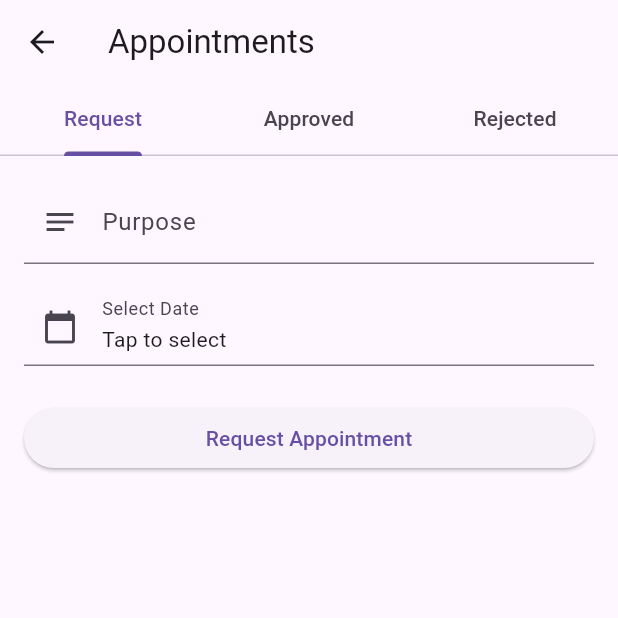
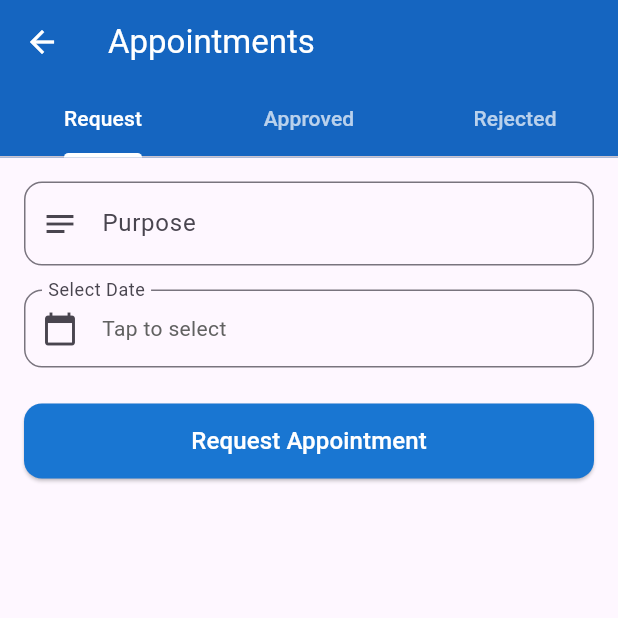
Before and after one commit to CareLink-Team/CareLink, a Flutter app: the CaretakerHome screen opened directly with empty values, after a tap on "Appointments", on a phone screen of 412 x 824 dp, the top half of it. Run offline on Flutter 3.47's test engine with Material 3 defaults, Android fonts, the light colour scheme and no system bars; our stand-ins replace supabase_flutter; accounts and stored records are empty.

Commit message:
now caretaker will see patient health_data and also precriptions

```diff
--- a/lib/Patient_Caretaker_App/views/caretaker/caretaker_appointments.dart
+++ b/lib/Patient_Caretaker_App/views/caretaker/caretaker_appointments.dart
@@ -4,16 +4,14 @@ import 'package:supabase_flutter/supabase_flutter.dart';
 class CaretakerAppointments extends StatefulWidget {
   final String caretakerId;
 
-  const CaretakerAppointments({
-    super.key,
-    required this.caretakerId,
-  });
+  const CaretakerAppointments({super.key, required this.caretakerId});
 
   @override
   State<CaretakerAppointments> createState() => _CaretakerAppointmentsState();
 }
 
-class _CaretakerAppointmentsState extends State<CaretakerAppointments> {
+class _CaretakerAppointmentsState extends State<CaretakerAppointments>
+    with SingleTickerProviderStateMixin {
   final supabase = Supabase.instance.client;
 
   bool _loading = false;
@@ -30,11 +28,20 @@ class _CaretakerAppointmentsState extends State<CaretakerAppointments> {
   List<Map<String, dynamic>> _approved = [];
   List<Map<String, dynamic>> _rejected = [];
 
+  late TabController _tabController;
+
   @override
   void initState() {
     super.initState();
     _fetchAssignment();
     _fetchAppointments();
+    _tabController = TabController(length: 3, vsync: this);
+  }
+
+  @override
+  void dispose() {
+    _tabController.dispose();
+    super.dispose();
   }
 
   // Fetch doctor_id and patient_id assigned to caretaker
@@ -51,9 +58,9 @@ class _CaretakerAppointmentsState extends State<CaretakerAppointments> {
         _patientId = res['patient_id'];
       });
     } catch (e) {
-      ScaffoldMessenger.of(context).showSnackBar(
-        SnackBar(content: Text('Assignment error: $e')),
-      );
+      ScaffoldMessenger.of(
+        context,
+      ).showSnackBar(SnackBar(content: Text('Assignment error: $e')));
     }
   }
 
@@ -75,9 +82,9 @@ class _CaretakerAppointmentsState extends State<CaretakerAppointments> {
         _rejected = list.where((a) => a['status'] == 'cancelled').toList();
       });
     } catch (e) {
-      ScaffoldMessenger.of(context).showSnackBar(
-        SnackBar(content: Text('Fetch error: $e')),
-      );
+      ScaffoldMessenger.of(
+        context,
+      ).showSnackBar(SnackBar(content: Text('Fetch error: $e')));
     } finally {
       setState(() => _loading = false);
     }
@@ -88,9 +95,9 @@ class _CaretakerAppointmentsState extends State<CaretakerAppointments> {
     if (!_formKey.currentState!.validate()) return;
 
     if (_selectedDate == null) {
-      ScaffoldMessenger.of(context).showSnackBar(
-        const SnackBar(content: Text('Please select a date')),
-      );
+      ScaffoldMessenger.of(
+        context,
+      ).showSnackBar(const SnackBar(content: Text('Please select a date')));
       return;
     }
 
@@ -122,18 +129,35 @@ class _CaretakerAppointmentsState extends State<CaretakerAppointments> {
       _purposeController.clear();
       _selectedDate = null;
 
-      ScaffoldMessenger.of(context).showSnackBar(
-        const SnackBar(content: Text('Appointment requested')),
-      );
+      ScaffoldMessenger.of(
+        context,
+      ).showSnackBar(const SnackBar(content: Text('Appointment requested')));
 
       await _fetchAppointments();
     } catch (e) {
-      ScaffoldMessenger.of(context).showSnackBar(
-        SnackBar(content: Text('Submit error: $e')),
-      );
+      ScaffoldMessenger.of(
+        context,
+      ).showSnackBar(SnackBar(content: Text('Submit error: $e')));
     } finally {
       setState(() => _submitting = false);
     }
+  }
+
+  // Animated wrapper for fade + slide
+  Widget _animatedChild(Widget child, int index) {
+    return TweenAnimationBuilder(
+      tween: Tween<double>(begin: 0, end: 1),
+      duration: Duration(milliseconds: 300 + index * 100),
+      builder: (context, double value, _) {
+        return Opacity(
+          opacity: value,
+          child: Transform.translate(
+            offset: Offset(0, 20 * (1 - value)),
+            child: child,
+          ),
+        );
+      },
+    );
   }
 
   @override
@@ -143,8 +167,15 @@ class _CaretakerAppointmentsState extends State<CaretakerAppointments> {
       child: Scaffold(
         appBar: AppBar(
           title: const Text('Appointments'),
-          bottom: const TabBar(
-            tabs: [
+          backgroundColor: Colors.blue.shade800,
+          foregroundColor: Colors.white,
+          bottom: TabBar(
+            controller: _tabController,
+            indicatorColor: Colors.white,
+            indicatorWeight: 3,
+            labelColor: Colors.white, // Selected tab text color
+            unselectedLabelColor: Colors.white70, // Unselected tab text color
+            tabs: const [
               Tab(text: 'Request'),
               Tab(text: 'Approved'),
               Tab(text: 'Rejected'),
@@ -152,10 +183,11 @@ class _CaretakerAppointmentsState extends State<CaretakerAppointments> {
           ),
         ),
         body: TabBarView(
+          controller: _tabController,
           children: [
-            _buildRequestForm(),
-            _buildList(_approved),
-            _buildList(_rejected),
+            _animatedChild(_buildRequestForm(), 0),
+            _animatedChild(_buildList(_approved), 1),
+            _animatedChild(_buildList(_rejected), 2),
           ],
         ),
       ),
@@ -171,9 +203,16 @@ class _CaretakerAppointmentsState extends State<CaretakerAppointments> {
           children: [
             TextFormField(
               controller: _purposeController,
-              decoration: const InputDecoration(
+              decoration: InputDecoration(
                 labelText: 'Purpose',
-                prefixIcon: Icon(Icons.notes),
+                prefixIcon: const Icon(Icons.notes),
+                border: OutlineInputBorder(
+                  borderRadius: BorderRadius.circular(12),
+                ),
+                focusedBorder: OutlineInputBorder(
+                  borderRadius: BorderRadius.circular(12),
+                  borderSide: BorderSide(color: Colors.blue.shade700),
+                ),
               ),
               validator: (v) =>
                   v == null || v.isEmpty ? 'Purpose required' : null,
@@ -192,25 +231,48 @@ class _CaretakerAppointmentsState extends State<CaretakerAppointments> {
                 }
               },
               child: InputDecorator(
-                decoration: const InputDecoration(
+                decoration: InputDecoration(
                   labelText: 'Select Date',
-                  prefixIcon: Icon(Icons.calendar_today),
+                  prefixIcon: const Icon(Icons.calendar_today),
+                  border: OutlineInputBorder(
+                    borderRadius: BorderRadius.circular(12),
+                  ),
+                  focusedBorder: OutlineInputBorder(
+                    borderRadius: BorderRadius.circular(12),
+                    borderSide: BorderSide(color: Colors.blue.shade700),
+                  ),
                 ),
                 child: Text(
                   _selectedDate == null
                       ? 'Tap to select'
                       : _selectedDate!.toLocal().toString().split(' ')[0],
+                  style: TextStyle(
+                    color: _selectedDate == null
+                        ? Colors.grey.shade700
+                        : Colors.black,
+                  ),
                 ),
               ),
             ),
             const SizedBox(height: 24),
             SizedBox(
               width: double.infinity,
+              height: 50,
               child: ElevatedButton(
+                style: ElevatedButton.styleFrom(
+                  backgroundColor: Colors.blue.shade700,
+                  foregroundColor: Colors.white,
+                  shape: RoundedRectangleBorder(
+                    borderRadius: BorderRadius.circular(12),
+                  ),
+                ),
                 onPressed: _submitting ? null : _submitAppointment,
                 child: _submitting
                     ? const CircularProgressIndicator(color: Colors.white)
-                    : const Text('Request Appointment'),
+                    : const Text(
+                        'Request Appointment',
+                        style: TextStyle(fontSize: 16),
+                      ),
               ),
             ),
           ],
@@ -225,7 +287,19 @@ class _CaretakerAppointmentsState extends State<CaretakerAppointments> {
     }
 
     if (list.isEmpty) {
-      return const Center(child: Text('No appointments'));
+      return Center(
+        child: Column(
+          mainAxisSize: MainAxisSize.min,
+          children: [
+            Icon(Icons.event_busy, size: 50, color: Colors.blue.shade200),
+            const SizedBox(height: 12),
+            Text(
+              'No appointments',
+              style: TextStyle(fontSize: 16, color: Colors.blue.shade300),
+            ),
+          ],
+        ),
+      );
     }
 
     return ListView.builder(
@@ -233,27 +307,54 @@ class _CaretakerAppointmentsState extends State<CaretakerAppointments> {
       itemCount: list.length,
       itemBuilder: (context, index) {
         final appt = list[index];
-        final date = DateTime.parse(appt['date_time'])
-            .toLocal()
-            .toString()
-            .split(' ')[0];
+        final date = DateTime.parse(
+          appt['date_time'],
+        ).toLocal().toString().split(' ')[0];
 
-        return Card(
-          child: ListTile(
-            leading: const Icon(Icons.event),
-            title: Text(appt['purpose'] ?? ''),
-            subtitle: Text(date),
-            trailing: Text(
-              appt['status'],
-              style: TextStyle(
-                color: appt['status'] == 'confirmed'
-                    ? Colors.green
-                    : appt['status'] == 'cancelled'
-                        ? Colors.red
-                        : Colors.orange,
+        Color statusColor = appt['status'] == 'confirmed'
+            ? Colors.green
+            : appt['status'] == 'cancelled'
+            ? Colors.red
+            : Colors.orange;
+
+        return _animatedChild(
+          Card(
+            shape: RoundedRectangleBorder(
+              borderRadius: BorderRadius.circular(14),
+            ),
+            elevation: 3,
+            margin: const EdgeInsets.symmetric(vertical: 8),
+            child: ListTile(
+              leading: CircleAvatar(
+                backgroundColor: statusColor.withOpacity(0.15),
+                child: Icon(Icons.event, color: statusColor),
+              ),
+              title: Text(
+                appt['purpose'] ?? '',
+                style: const TextStyle(fontWeight: FontWeight.w600),
+              ),
+              subtitle: Text(date),
+              trailing: Container(
+                padding: const EdgeInsets.symmetric(
+                  horizontal: 10,
+                  vertical: 4,
+                ),
+                decoration: BoxDecoration(
+                  color: statusColor.withOpacity(0.12),
+                  borderRadius: BorderRadius.circular(12),
+                ),
+                child: Text(
+                  appt['status'].toUpperCase(),
+                  style: TextStyle(
+                    color: statusColor,
+                    fontWeight: FontWeight.w600,
+                    fontSize: 12,
+                  ),
+                ),
               ),
             ),
           ),
+          index,
         );
       },
     );
--- a/lib/Patient_Caretaker_App/views/caretaker/caretaker_home.dart
+++ b/lib/Patient_Caretaker_App/views/caretaker/caretaker_home.dart
@@ -2,8 +2,13 @@ import 'package:flutter/material.dart';
 import 'package:supabase_flutter/supabase_flutter.dart';
 
 import 'caretaker_appointments.dart';
+import 'caretaker_health_data.dart';
+import 'caretaker_prescriptions.dart';
+
 class CaretakerHome extends StatefulWidget {
-  const CaretakerHome({super.key, required String caretakerId});
+  final String caretakerId;
+
+  const CaretakerHome({super.key, required this.caretakerId});
 
   @override
   State<CaretakerHome> createState() => _CaretakerHomeState();
@@ -61,7 +66,6 @@ class _CaretakerHomeState extends State<CaretakerHome> {
               child: Column(
                 crossAxisAlignment: CrossAxisAlignment.start,
                 children: [
-                  // Welcome Card
                   Card(
                     elevation: 2,
                     shape: RoundedRectangleBorder(
@@ -101,9 +105,11 @@ class _CaretakerHomeState extends State<CaretakerHome> {
                       _actionButton(
                         context,
                         icon: Icons.calendar_today,
+
                         label: 'Appointments',
-                        onTap: () {
-                          if (caretakerId != null) {
+                        onTap: caretakerId == null
+                            ? null
+                            : () {
                                 Navigator.push(
                                   context,
                                   MaterialPageRoute(
@@ -112,10 +118,42 @@ class _CaretakerHomeState extends State<CaretakerHome> {
                                     ),
                                   ),
                                 );
-                          }
                               },
                       ),
-
+                      _actionButton(
+                        context,
+                        icon: Icons.health_and_safety,
+                        label: 'Health Data',
+                        onTap: caretakerId == null
+                            ? null
+                            : () {
+                                Navigator.push(
+                                  context,
+                                  MaterialPageRoute(
+                                    builder: (_) => CaretakerHealthData(
+                                      caretakerId: caretakerId!,
+                                    ),
+                                  ),
+                                );
+                              },
+                      ),
+                      _actionButton(
+                        context,
+                        icon: Icons.medication,
+                        label: 'Prescriptions',
+                        onTap: caretakerId == null
+                            ? null
+                            : () {
+                                Navigator.push(
+                                  context,
+                                  MaterialPageRoute(
+                                    builder: (_) => CaretakerPrescriptions(
+                                      caretakerId: caretakerId!,
+                                    ),
+                                  ),
+                                );
+                              },
+                      ),
                     ],
                   ),
                 ],
@@ -128,19 +166,22 @@ class _CaretakerHomeState extends State<CaretakerHome> {
     BuildContext context, {
     required IconData icon,
     required String label,
-    required VoidCallback onTap,
+    required VoidCallback? onTap,
   }) {
     return Expanded(
       child: Padding(
         padding: const EdgeInsets.symmetric(horizontal: 4),
         child: ElevatedButton(
           style: ElevatedButton.styleFrom(
-            backgroundColor: const Color(0xFF1976D2),
+            backgroundColor: Colors.blue[50],
+            foregroundColor: const Color(0xFF1976D2), // icon + text color
+            elevation: 2,
             padding: const EdgeInsets.symmetric(vertical: 14),
             shape: RoundedRectangleBorder(
               borderRadius: BorderRadius.circular(12),
             ),
           ),
+
           onPressed: onTap,
           child: Column(
             children: [
```
Also changed, not shown: lib/Patient_Caretaker_App/views/caretaker/caretaker_health_data.dart (added, +182 -0 lines), lib/Patient_Caretaker_App/views/caretaker/caretaker_prescriptions.dart (added, +179 -0 lines), lib/services/healthdata_service.dart (added, +16 -0 lines), lib/services/caretaker_prescription_service.dart (renamed from lib/Patient_Caretaker_App/views/caretaker/caretaker_prescription_service.dart). Lines whose indentation alone changed are shown as unchanged.
